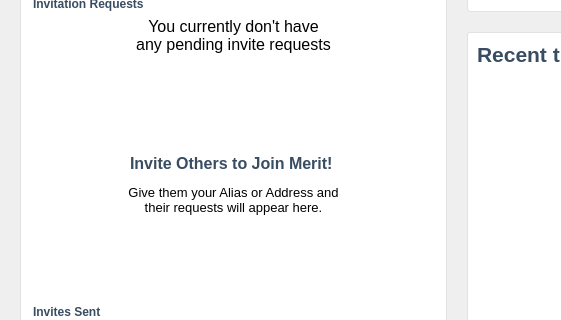
Before: the Qt Designer form src/qt/forms/overviewpage.ui in meritlabs/merit, drawn with Qt 5; both pictures show x 0 to 561 and y 256 to 576 of the 914 by 682 pixel window.
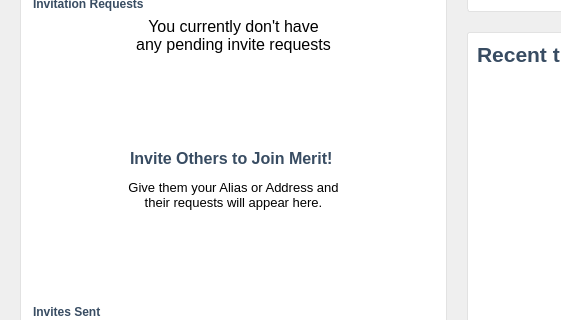
After: the same form once the commit is applied. Icons and pictures are not drawn.

Commit message: More size fixes and adjustments to the overview page.

```diff
--- a/src/qt/forms/overviewpage.ui
+++ b/src/qt/forms/overviewpage.ui
@@ -299,7 +299,7 @@
          <property name="minimumSize">
           <size>
            <width>0</width>
-           <height>300</height>
+           <height>400</height>
           </size>
          </property>
          <property name="frameShape">
@@ -422,6 +422,12 @@
           </item>
           <item>
            <widget class="QWidget" name="spreadTheWord" native="true">
+            <property name="minimumSize">
+             <size>
+              <width>0</width>
+              <height>200</height>
+             </size>
+            </property>
             <layout class="QVBoxLayout" name="spreadTheWordLayout">
              <property name="bottomMargin">
               <number>10</number>
@@ -436,8 +442,8 @@
                </property>
                <property name="minimumSize">
                 <size>
-                 <width>98</width>
-                 <height>98</height>
+                 <width>50</width>
+                 <height>50</height>
                 </size>
                </property>
                <property name="maximumSize">
```
The commit also changes 1 other file.
